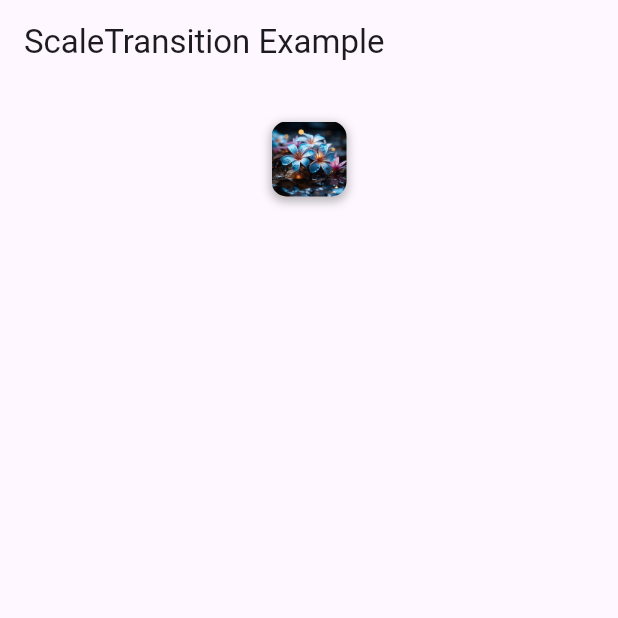
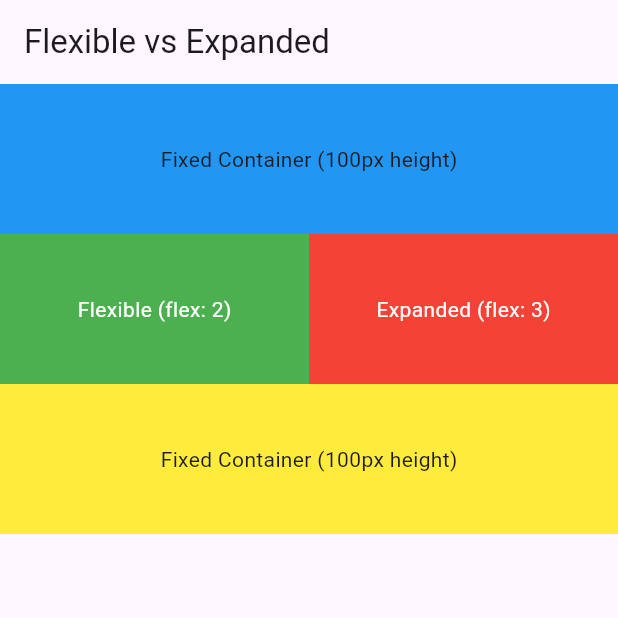
Before and after one commit to adityaandhale30/firebase_trial, a Flutter app: the screen it shows after launch, on a phone screen of 412 x 824 dp, the top half of it. Run offline on Flutter 3.47's test engine with Material 3 defaults, Android fonts, the light colour scheme and no system bars; our stand-ins replace carousel_slider, cloud_firestore, firebase_auth, shimmer; accounts and stored records are empty.

Commit message:
Expanded - Flexible Trial

```diff
--- a/lib/main.dart
+++ b/lib/main.dart
@@ -1,33 +1,33 @@
+// // import 'package:firebase_core/firebase_core.dart';
+// // import 'package:firebase_trial/homepage_screen.dart';
+// // import 'package:flutter/material.dart';
+
 // import 'package:firebase_core/firebase_core.dart';
-// import 'package:firebase_trial/homepage_screen.dart';
+// import 'package:firebase_trial/view/animation_trial.dart';
 // import 'package:flutter/material.dart';
 
-import 'package:firebase_core/firebase_core.dart';
-import 'package:firebase_trial/view/animation_trial.dart';
-import 'package:flutter/material.dart';
+// void main() async {
+//   WidgetsFlutterBinding.ensureInitialized();
+//   await Firebase.initializeApp(
+//     options: FirebaseOptions(
+//         apiKey: "AIzaSyA3_-y455AmYbSphiWZvuqvcFmK5BHeDmw",
+//         appId: "1:769451998620:android:caecf9565dff35ea8b1c59",
+//         messagingSenderId: "769451998620",
+//         projectId: "llb3-5e525"),
+//   );
+//   runApp(MainApp());
+// }
 
-void main() async {
-  WidgetsFlutterBinding.ensureInitialized();
-  await Firebase.initializeApp(
-    options: FirebaseOptions(
-        apiKey: "AIzaSyA3_-y455AmYbSphiWZvuqvcFmK5BHeDmw",
-        appId: "1:769451998620:android:caecf9565dff35ea8b1c59",
-        messagingSenderId: "769451998620",
-        projectId: "llb3-5e525"),
-  );
-  runApp(MainApp());
-}
+// class MainApp extends StatelessWidget {
+//   const MainApp({super.key});
 
-class MainApp extends StatelessWidget {
-  const MainApp({super.key});
-
-  @override
-  Widget build(BuildContext context) {
-    return MaterialApp(
-      home: ScaleTransitionDemo(),
-    );
-  }
-}
+//   @override
+//   Widget build(BuildContext context) {
+//     return MaterialApp(
+//       home: ScaleTransitionDemo(),
+//     );
+//   }
+// }
 
 
 
@@ -60,106 +60,169 @@ class MainApp extends StatelessWidget {
 
 
 
-// class HomePage extends StatelessWidget {
-//   final List<String> imageUrls = [
-//    "https://next-images.123rf.com/index/_next/image/?url=https://assets-cdn.123rf.com/index/static/assets/top-section-bg.jpeg&w=3840&q=75","https://next-images.123rf.com/index/_next/image/?url=https://assets-cdn.123rf.com/index/static/assets/top-section-bg.jpeg&w=3840&q=75","https://next-images.123rf.com/index/_next/image/?url=https://assets-cdn.123rf.com/index/static/assets/top-section-bg.jpeg&w=3840&q=75","https://next-images.123rf.com/index/_next/image/?url=https://assets-cdn.123rf.com/index/static/assets/top-section-bg.jpeg&w=3840&q=75",
-//    "https://next-images.123rf.com/index/_next/image/?url=https://assets-cdn.123rf.com/index/static/assets/top-section-bg.jpeg&w=3840&q=75",
-//    "https://next-images.123rf.com/index/_next/image/?url=https://assets-cdn.123rf.com/index/static/assets/top-section-bg.jpeg&w=3840&q=75","https://next-images.123rf.com/index/_next/image/?url=https://assets-cdn.123rf.com/index/static/assets/top-section-bg.jpeg&w=3840&q=75","https://next-images.123rf.com/index/_next/image/?url=https://assets-cdn.123rf.com/index/static/assets/top-section-bg.jpeg&w=3840&q=75",
+// // class HomePage extends StatelessWidget {
+// //   final List<String> imageUrls = [
+// //    "https://next-images.123rf.com/index/_next/image/?url=https://assets-cdn.123rf.com/index/static/assets/top-section-bg.jpeg&w=3840&q=75","https://next-images.123rf.com/index/_next/image/?url=https://assets-cdn.123rf.com/index/static/assets/top-section-bg.jpeg&w=3840&q=75","https://next-images.123rf.com/index/_next/image/?url=https://assets-cdn.123rf.com/index/static/assets/top-section-bg.jpeg&w=3840&q=75","https://next-images.123rf.com/index/_next/image/?url=https://assets-cdn.123rf.com/index/static/assets/top-section-bg.jpeg&w=3840&q=75",
+// //    "https://next-images.123rf.com/index/_next/image/?url=https://assets-cdn.123rf.com/index/static/assets/top-section-bg.jpeg&w=3840&q=75",
+// //    "https://next-images.123rf.com/index/_next/image/?url=https://assets-cdn.123rf.com/index/static/assets/top-section-bg.jpeg&w=3840&q=75","https://next-images.123rf.com/index/_next/image/?url=https://assets-cdn.123rf.com/index/static/assets/top-section-bg.jpeg&w=3840&q=75","https://next-images.123rf.com/index/_next/image/?url=https://assets-cdn.123rf.com/index/static/assets/top-section-bg.jpeg&w=3840&q=75",
 
-//   ];
+// //   ];
 
-//   Future<List<String>> fetchImages() async {
-//     // Simulate a network delay
-//     await Future.delayed(Duration(seconds: 2));
-//     return imageUrls;
-//   }
+// //   Future<List<String>> fetchImages() async {
+// //     // Simulate a network delay
+// //     await Future.delayed(Duration(seconds: 2));
+// //     return imageUrls;
+// //   }
 
-//   @override
-//   Widget build(BuildContext context) {
-//     return Scaffold(
-//       appBar: AppBar(
-//         title: Text('Shimmer with Network Images'),
-//       ),
-//       body: FutureBuilder<List<String>>(
-//         future: fetchImages(),
-//         builder: (context, snapshot) {
-//           if (snapshot.connectionState == ConnectionState.waiting) {
-//             // Show shimmer effect
-//             return Padding(
-//               padding: const EdgeInsets.all(8.0),
-//               child: Shimmer.fromColors(
-//                 baseColor: Colors.grey[300]!,
-//                 highlightColor: Colors.grey[100]!,
-//                 child: GridView.builder(
-//                   gridDelegate: SliverGridDelegateWithFixedCrossAxisCount(
-//                     crossAxisCount: 2,
-//                     crossAxisSpacing: 8.0,
-//                     mainAxisSpacing: 8.0,
-//                     childAspectRatio: 3 / 4,
-//                   ),
-//                   itemCount: 6,
-//                   itemBuilder: (context, index) {
-//                     return Container(
-//                       decoration: BoxDecoration(
-//                         color: Colors.white,
-//                         borderRadius: BorderRadius.circular(8.0),
-//                       ),
-//                       margin: const EdgeInsets.all(4.0),
-//                     );
-//                   },
-//                 ),
-//               ),
-//             );
-//           } else if (snapshot.hasError) {
-//             return Center(
-//               child: Text('Error loading images'),
-//             );
-//           } else {
-//             // Show grid with images
-//             return Padding(
-//               padding: const EdgeInsets.all(8.0),
-//               child: GridView.builder(
-//                 gridDelegate: SliverGridDelegateWithFixedCrossAxisCount(
-//                   crossAxisCount: 2,
-//                   crossAxisSpacing: 8.0,
-//                   mainAxisSpacing: 8.0,
-//                   childAspectRatio: 3 / 4,
-//                 ),
-//                 itemCount: snapshot.data!.length,
-//                 itemBuilder: (context, index) {
-//                   return ClipRRect(
-//                     borderRadius: BorderRadius.circular(8.0),
-//                     child: Image.network(
-//                       snapshot.data![index],
-//                       fit: BoxFit.cover,
-//                       loadingBuilder: (context, child, loadingProgress) {
-//                         if (loadingProgress == null) {
-//                           return child;
-//                         } else {
-//                           return Shimmer.fromColors(
-//                             baseColor: Colors.grey[300]!,
-//                             highlightColor: Colors.grey[100]!,
-//                             child: Container(
-//                               color: Colors.white,
-//                             ),
-//                           );
-//                         }
-//                       },
-//                     ),
-//                   );
-//                 },
-//               ),
-//             );
-//           }
-//         },
-//       ),
-//     );
-//   }
-// }
+// //   @override
+// //   Widget build(BuildContext context) {
+// //     return Scaffold(
+// //       appBar: AppBar(
+// //         title: Text('Shimmer with Network Images'),
+// //       ),
+// //       body: FutureBuilder<List<String>>(
+// //         future: fetchImages(),
+// //         builder: (context, snapshot) {
+// //           if (snapshot.connectionState == ConnectionState.waiting) {
+// //             // Show shimmer effect
+// //             return Padding(
+// //               padding: const EdgeInsets.all(8.0),
+// //               child: Shimmer.fromColors(
+// //                 baseColor: Colors.grey[300]!,
+// //                 highlightColor: Colors.grey[100]!,
+// //                 child: GridView.builder(
+// //                   gridDelegate: SliverGridDelegateWithFixedCrossAxisCount(
+// //                     crossAxisCount: 2,
+// //                     crossAxisSpacing: 8.0,
+// //                     mainAxisSpacing: 8.0,
+// //                     childAspectRatio: 3 / 4,
+// //                   ),
+// //                   itemCount: 6,
+// //                   itemBuilder: (context, index) {
+// //                     return Container(
+// //                       decoration: BoxDecoration(
+// //                         color: Colors.white,
+// //                         borderRadius: BorderRadius.circular(8.0),
+// //                       ),
+// //                       margin: const EdgeInsets.all(4.0),
+// //                     );
+// //                   },
+// //                 ),
+// //               ),
+// //             );
+// //           } else if (snapshot.hasError) {
+// //             return Center(
+// //               child: Text('Error loading images'),
+// //             );
+// //           } else {
+// //             // Show grid with images
+// //             return Padding(
+// //               padding: const EdgeInsets.all(8.0),
+// //               child: GridView.builder(
+// //                 gridDelegate: SliverGridDelegateWithFixedCrossAxisCount(
+// //                   crossAxisCount: 2,
+// //                   crossAxisSpacing: 8.0,
+// //                   mainAxisSpacing: 8.0,
+// //                   childAspectRatio: 3 / 4,
+// //                 ),
+// //                 itemCount: snapshot.data!.length,
+// //                 itemBuilder: (context, index) {
+// //                   return ClipRRect(
+// //                     borderRadius: BorderRadius.circular(8.0),
+// //                     child: Image.network(
+// //                       snapshot.data![index],
+// //                       fit: BoxFit.cover,
+// //                       loadingBuilder: (context, child, loadingProgress) {
+// //                         if (loadingProgress == null) {
+// //                           return child;
+// //                         } else {
+// //                           return Shimmer.fromColors(
+// //                             baseColor: Colors.grey[300]!,
+// //                             highlightColor: Colors.grey[100]!,
+// //                             child: Container(
+// //                               color: Colors.white,
+// //                             ),
+// //                           );
+// //                         }
+// //                       },
+// //                     ),
+// //                   );
+// //                 },
+// //               ),
+// //             );
+// //           }
+// //         },
+// //       ),
+// //     );
+// //   }
+// // }
 
-// void main() {
-//   runApp(MaterialApp(
-//     debugShowCheckedModeBanner: false,
-//     home: HomePage(),
-//   ));
-//}
+// // void main() {
+// //   runApp(MaterialApp(
+// //     debugShowCheckedModeBanner: false,
+// //     home: HomePage(),
+// //   ));
+// //}
+
+import 'package:flutter/material.dart';
+
+void main() {
+  runApp(MyApp());
+}
+
+class MyApp extends StatelessWidget {
+  @override
+  Widget build(BuildContext context) {
+    return MaterialApp(
+      home: Scaffold(
+        appBar: AppBar(
+          title: Text('Flexible vs Expanded'),
+        ),
+        body: Column(
+          children: [
+            Container(
+              height: 100,
+              color: Colors.blue,
+              child: Center(child: Text('Fixed Container (100px height)')),
+            ),
+            Row(
+              children: [
+                Flexible(
+
+                  child: Container(
+                    color: Colors.green,
+                    height: 100,
+                    child: Center(
+                      child: Text(
+                        'Flexible (flex: 2)',
+                        style: TextStyle(color: Colors.white),
+                      ),
+                    ),
+                  ),
+                ),
+                Expanded(
+
+                  child: Container(
+                    color: Colors.red,
+                    height: 100,
+                    child: Center(
+                      child: Text(
+                        'Expanded (flex: 3)',
+                        style: TextStyle(color: Colors.white),
+                      ),
+                    ),
+                  ),
+                ),
+              ],
+            ),
+            Container(
+              height: 100,
+              color: Colors.yellow,
+              child: Center(child: Text('Fixed Container (100px height)')),
+            ),
+          ],
+        ),
+      ),
+    );
+  }
+}
```
